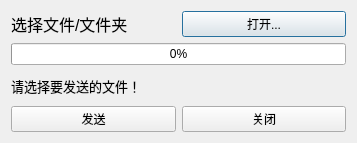
Above: IMClientApp/ChatPanel/FileServerPanel.ui from zrq-github/GraduationProject before the change. Below: the same form after it.
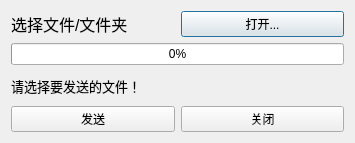
That is the form after the change.

```diff
--- a/IMClientApp/ChatPanel/FileServerPanel.ui
+++ b/IMClientApp/ChatPanel/FileServerPanel.ui
@@ -6,7 +6,7 @@
    <rect>
     <x>0</x>
     <y>0</y>
-    <width>357</width>
+    <width>355</width>
     <height>143</height>
    </rect>
   </property>
```
